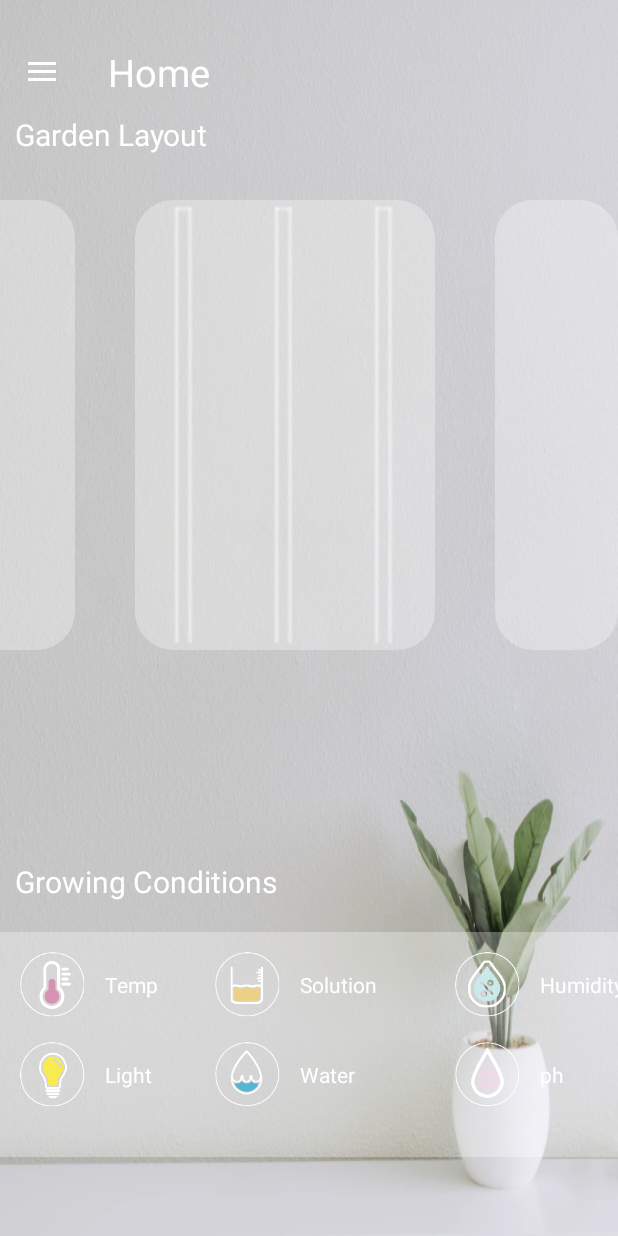
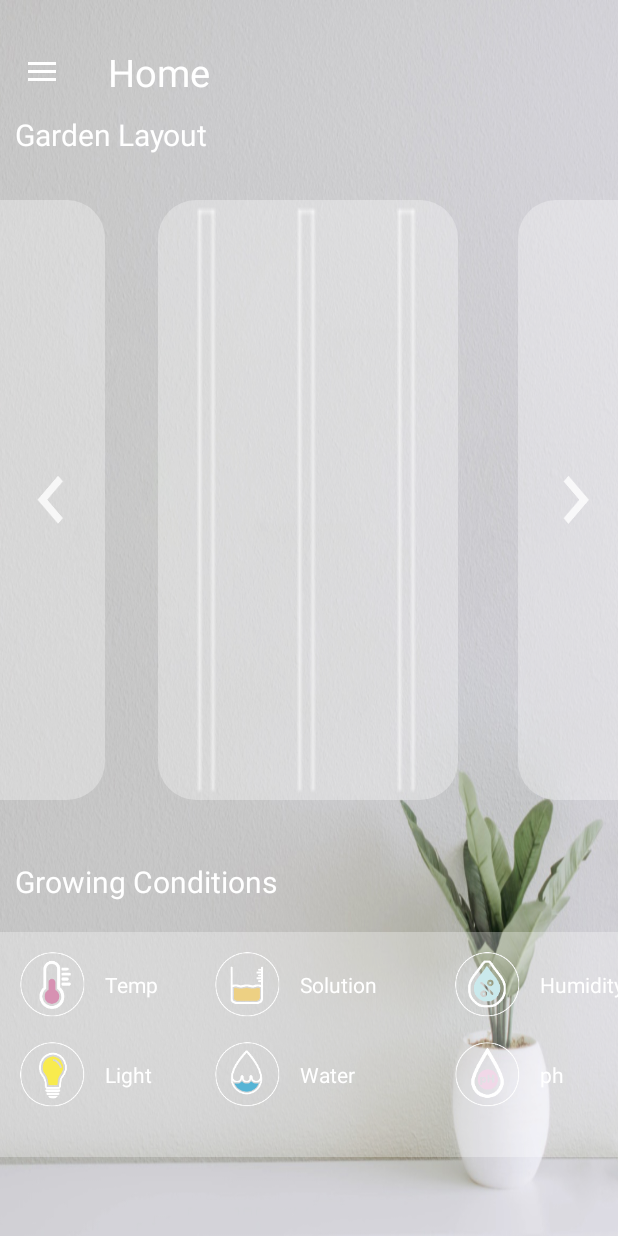
Before and after one commit to HabaN3r0/Refarden_app, an Android app: the screen it shows after launch once a user with an empty profile is signed in (MainActivity), on a phone screen of 412 x 824 dp. Run offline under Robolectric (Android 15) with nearby library versions, the phone set to English and light mode, and no system bars; our stand-ins replace Firebase (no records; nobody signed in at launch, a user with empty details on screens opened directly).

Commit message:
Added arrow for home fragments, make containers longer

```diff
--- a/Android/app/src/main/java/kenneth/com/refardenapp/HomeFragment.java
+++ b/Android/app/src/main/java/kenneth/com/refardenapp/HomeFragment.java
@@ -231,10 +231,10 @@ public class HomeFragment extends Fragment {
             }
         });
 
-        int wid = params.height;
+        int wid = params.width;
 
         lay_Lleft = new LinearLayout(this.getActivity());
-        LinearLayout.LayoutParams params_Lleft = new LinearLayout.LayoutParams((int)(wid*2/9), LinearLayout.LayoutParams.MATCH_PARENT);
+        LinearLayout.LayoutParams params_Lleft = new LinearLayout.LayoutParams((int)(wid/3), LinearLayout.LayoutParams.MATCH_PARENT);
         params_Lleft.setMargins(0,0,0,0);
         lay_Lleft.setHorizontalGravity(Gravity.CENTER_HORIZONTAL);
         lay_Lleft.setOrientation(LinearLayout.VERTICAL);
@@ -242,21 +242,21 @@ public class HomeFragment extends Fragment {
         lay_Lleft.setBackgroundResource(R.drawable.mini_small);
 
         lay_Lmid = new LinearLayout(this.getActivity());
-        LinearLayout.LayoutParams params_Lmid = new LinearLayout.LayoutParams((int)(wid*2/9), LinearLayout.LayoutParams.MATCH_PARENT);
+        LinearLayout.LayoutParams params_Lmid = new LinearLayout.LayoutParams((int)(wid/3), LinearLayout.LayoutParams.MATCH_PARENT);
         lay_Lmid.setHorizontalGravity(Gravity.CENTER_HORIZONTAL);
         lay_Lmid.setOrientation(LinearLayout.VERTICAL);
         lay_Lmid.setLayoutParams(params_Lmid);
         lay_Lmid.setBackgroundResource(R.drawable.mini_small);
 
         lay_Lright = new LinearLayout(this.getActivity());
-        LinearLayout.LayoutParams params_Lright = new LinearLayout.LayoutParams((int)(wid*2/9), LinearLayout.LayoutParams.MATCH_PARENT);
+        LinearLayout.LayoutParams params_Lright = new LinearLayout.LayoutParams((int)(wid/3), LinearLayout.LayoutParams.MATCH_PARENT);
         lay_Lright.setOrientation(LinearLayout.VERTICAL);
         lay_Lright.setHorizontalGravity(Gravity.CENTER_HORIZONTAL);
         lay_Lright.setLayoutParams(params_Lright);
         lay_Lright.setBackgroundResource(R.drawable.mini_small);
 
         lay_Mleft = new LinearLayout(this.getActivity());
-        LinearLayout.LayoutParams params_Mleft = new LinearLayout.LayoutParams((int)(wid*2/9), LinearLayout.LayoutParams.MATCH_PARENT);
+        LinearLayout.LayoutParams params_Mleft = new LinearLayout.LayoutParams((int)(wid/3), LinearLayout.LayoutParams.MATCH_PARENT);
         params_Mleft.setMargins(0,0,0,0);
         lay_Mleft.setHorizontalGravity(Gravity.CENTER_HORIZONTAL);
         lay_Mleft.setOrientation(LinearLayout.VERTICAL);
@@ -264,21 +264,21 @@ public class HomeFragment extends Fragment {
         lay_Mleft.setBackgroundResource(R.drawable.mini_small);
 
         lay_Mmid = new LinearLayout(this.getActivity());
-        LinearLayout.LayoutParams params_Mmid = new LinearLayout.LayoutParams((int)(wid*2/9), LinearLayout.LayoutParams.MATCH_PARENT);
+        LinearLayout.LayoutParams params_Mmid = new LinearLayout.LayoutParams((int)(wid/3), LinearLayout.LayoutParams.MATCH_PARENT);
         lay_Mmid.setHorizontalGravity(Gravity.CENTER_HORIZONTAL);
         lay_Mmid.setOrientation(LinearLayout.VERTICAL);
         lay_Mmid.setLayoutParams(params_Mmid);
         lay_Mmid.setBackgroundResource(R.drawable.mini_small);
 
         lay_Mright = new LinearLayout(this.getActivity());
-        LinearLayout.LayoutParams params_Mright = new LinearLayout.LayoutParams((int)(wid*2/9), LinearLayout.LayoutParams.MATCH_PARENT);
+        LinearLayout.LayoutParams params_Mright = new LinearLayout.LayoutParams((int)(wid/3), LinearLayout.LayoutParams.MATCH_PARENT);
         lay_Mright.setOrientation(LinearLayout.VERTICAL);
         lay_Mright.setHorizontalGravity(Gravity.CENTER_HORIZONTAL);
         lay_Mright.setLayoutParams(params_Mright);
         lay_Mright.setBackgroundResource(R.drawable.mini_small);
 
         lay_Rleft = new LinearLayout(this.getActivity());
-        LinearLayout.LayoutParams params_Rleft = new LinearLayout.LayoutParams((int)(wid*2/9), LinearLayout.LayoutParams.MATCH_PARENT);
+        LinearLayout.LayoutParams params_Rleft = new LinearLayout.LayoutParams((int)(wid/3), LinearLayout.LayoutParams.MATCH_PARENT);
         params_Rleft.setMargins(0,0,0,0);
         lay_Rleft.setHorizontalGravity(Gravity.CENTER_HORIZONTAL);
         lay_Rleft.setOrientation(LinearLayout.VERTICAL);
@@ -286,14 +286,14 @@ public class HomeFragment extends Fragment {
         lay_Rleft.setBackgroundResource(R.drawable.mini_small);
 
         lay_Rmid = new LinearLayout(this.getActivity());
-        LinearLayout.LayoutParams params_Rmid = new LinearLayout.LayoutParams((int)(wid*2/9), LinearLayout.LayoutParams.MATCH_PARENT);
+        LinearLayout.LayoutParams params_Rmid = new LinearLayout.LayoutParams((int)(wid/3), LinearLayout.LayoutParams.MATCH_PARENT);
         lay_Rmid.setHorizontalGravity(Gravity.CENTER_HORIZONTAL);
         lay_Rmid.setOrientation(LinearLayout.VERTICAL);
         lay_Rmid.setLayoutParams(params_Rmid);
         lay_Rmid.setBackgroundResource(R.drawable.mini_small);
 
         lay_Rright = new LinearLayout(this.getActivity());
-        LinearLayout.LayoutParams params_Rright = new LinearLayout.LayoutParams((int)(wid*2/9), LinearLayout.LayoutParams.MATCH_PARENT);
+        LinearLayout.LayoutParams params_Rright = new LinearLayout.LayoutParams((int)(wid/3), LinearLayout.LayoutParams.MATCH_PARENT);
         lay_Rright.setOrientation(LinearLayout.VERTICAL);
         lay_Rright.setHorizontalGravity(Gravity.CENTER_HORIZONTAL);
         lay_Rright.setLayoutParams(params_Rright);
--- a/Android/app/src/main/res/layout/fragment_home.xml
+++ b/Android/app/src/main/res/layout/fragment_home.xml
@@ -57,30 +57,46 @@
     </LinearLayout>
 
     <RelativeLayout
-        android:layout_width="match_parent"
+        android:layout_width="1000dp"
         android:layout_height="match_parent">
 
         <LinearLayout
             android:id="@+id/container_mid_left"
             android:layout_width="200dp"
-            android:layout_height="300dp"
+            android:layout_height="400dp"
+            android:orientation="horizontal"
+            android:layout_marginStart="-130dp"
+            android:layout_marginTop="30dp"
+            android:background="@drawable/translucent_containers">
+
+            <LinearLayout
+                android:id="@+id/toggleLeftButton"
+                android:orientation="vertical"
+                android:layout_width="27dp"
+                android:layout_height="32dp"
+                android:layout_marginStart="150dp"
+                android:layout_gravity="center"
+                android:background="@drawable/ic_action_toggle_left" />
+
+        </LinearLayout>
+
+        <LinearLayout
+            android:id="@+id/container_right_mid"
+            android:layout_width="200dp"
+            android:layout_height="400dp"
             android:orientation="horizontal"
             android:layout_alignStart="@+id/homeMsg"
             android:layout_marginStart="-150dp"
             android:layout_marginTop="30dp"
             android:background="@drawable/translucent_containers">
 
-        </LinearLayout>
-
-        <LinearLayout
-            android:id="@+id/container_right_mid"
-            android:layout_width="200dp"
-            android:layout_height="300dp"
-            android:orientation="horizontal"
-            android:layout_alignStart="@+id/homeMsg"
-            android:layout_marginStart="-150dp"
-            android:layout_marginTop="30dp"
-            android:background="@drawable/translucent_containers">
+            <LinearLayout
+                android:orientation="vertical"
+                android:layout_width="27dp"
+                android:layout_height="32dp"
+                android:layout_marginStart="150dp"
+                android:layout_gravity="center"
+                android:background="@drawable/ic_action_toggle_left" />
 
 
         </LinearLayout>
@@ -131,7 +147,7 @@
         <LinearLayout
             android:id="@+id/container_mid1"
             android:layout_width="200dp"
-            android:layout_height="300dp"
+            android:layout_height="400dp"
             android:orientation="horizontal"
             android:layout_alignStart="@+id/homeMsg"
             android:layout_marginStart="90dp"
@@ -144,10 +160,10 @@
         <LinearLayout
             android:id="@+id/container_mid2"
             android:layout_width="200dp"
-            android:layout_height="300dp"
+            android:layout_height="400dp"
             android:orientation="horizontal"
             android:layout_alignStart="@+id/homeMsg"
-            android:layout_marginStart="90dp"
+            android:layout_marginStart="105dp"
             android:layout_marginTop="30dp"
             android:background="@drawable/translucent_containers">
 
@@ -172,7 +188,7 @@
         <LinearLayout
             android:id="@+id/container_mid3"
             android:layout_width="200dp"
-            android:layout_height="300dp"
+            android:layout_height="400dp"
             android:orientation="horizontal"
             android:layout_alignStart="@+id/homeMsg"
             android:layout_marginStart="90dp"
@@ -261,26 +277,41 @@
         <LinearLayout
             android:id="@+id/container_mid_right"
             android:layout_width="200dp"
-            android:layout_height="300dp"
+            android:layout_height="400dp"
+            android:orientation="horizontal"
+            android:layout_alignStart="@+id/homeMsg"
+            android:layout_marginStart="345dp"
+            android:layout_marginTop="30dp"
+            android:background="@drawable/translucent_containers">
+
+            <LinearLayout
+                android:id="@+id/toggleRightButton"
+                android:orientation="vertical"
+                android:layout_width="27dp"
+                android:layout_height="32dp"
+                android:layout_marginStart="25dp"
+                android:layout_gravity="center"
+                android:background="@drawable/ic_action_toggle_right" />
+
+        </LinearLayout>
+
+        <LinearLayout
+            android:id="@+id/container_left_mid"
+            android:layout_width="200dp"
+            android:layout_height="400dp"
             android:orientation="horizontal"
             android:layout_alignStart="@+id/homeMsg"
             android:layout_marginStart="330dp"
             android:layout_marginTop="30dp"
             android:background="@drawable/translucent_containers">
 
-
-        </LinearLayout>
-
-        <LinearLayout
-            android:id="@+id/container_left_mid"
-            android:layout_width="200dp"
-            android:layout_height="300dp"
-            android:orientation="horizontal"
-            android:layout_alignStart="@+id/homeMsg"
-            android:layout_marginStart="330dp"
-            android:layout_marginTop="30dp"
-            android:background="@drawable/translucent_containers">
-
+            <LinearLayout
+                android:orientation="vertical"
+                android:layout_width="27dp"
+                android:layout_height="32dp"
+                android:layout_marginStart="25dp"
+                android:layout_gravity="center"
+                android:background="@drawable/ic_action_toggle_right" />
 
         </LinearLayout>
 
```
Also changed, not shown: Android/app/src/main/AndroidManifest.xml (+11 -7 lines), Android/app/src/main/java/kenneth/com/refardenapp/NewTradePostActivity.java (+9 -0 lines), Android/app/src/main/java/kenneth/com/refardenapp/NotificationsItemActivity.java (+9 -0 lines), Android/app/src/main/java/kenneth/com/refardenapp/TradeItemActivity.java (+11 -2 lines), Android/app/src/main/res/layout/activity_new_trade_post.xml (+9 -1 lines).
